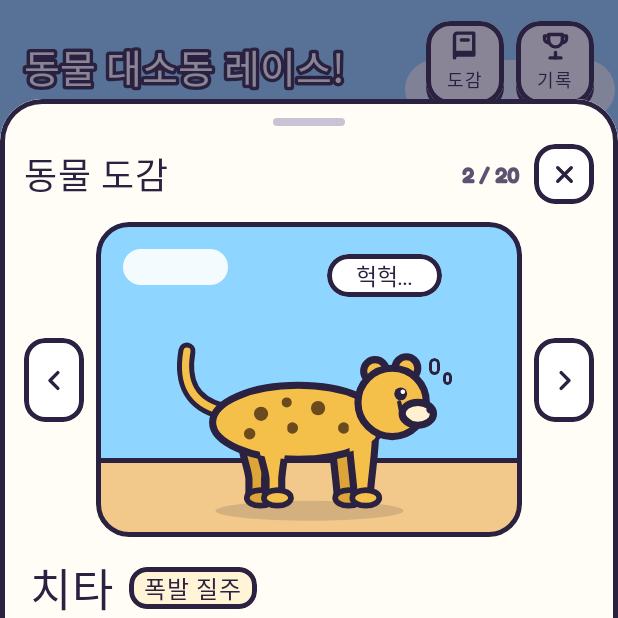
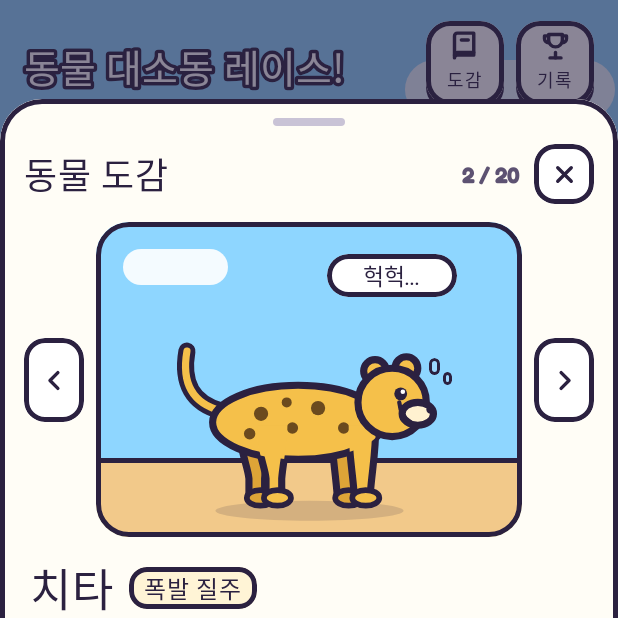
Before and after one commit to Kimseungyeon98/animal-race-kotlin, an Android app built with Jetpack Compose: the screen it shows after launch (MainActivity), after a tap on "도감", on a phone screen of 412 x 824 dp, the top half of it. Run offline under Robolectric (Android 15) with nearby library versions, the phone set to English and light mode, and no system bars; Roboto replaces fonts that are not available here.

Commit message:
3.6.1: 긴 대사가 말풍선 밖으로 넘치던 문제 수정
Co-Authored-By: Claude Opus 5.5 <noreply@anthropic.com>
Claude-Session: https://claude.ai/code/session_01UWHPvkDf2APFVQtyhXPsQB

```diff
--- a/app/build.gradle.kts
+++ b/app/build.gradle.kts
@@ -15,8 +15,8 @@ android {
         applicationId = "com.example.animalrace.kt"
         minSdk = 24
         targetSdk = 34
-        versionCode = 21
-        versionName = "3.6"
+        versionCode = 22
+        versionName = "3.6.1"
     }
 
     buildTypes {
--- a/app/src/main/java/com/example/animalrace/ui/art/AnimalSprite.kt
+++ b/app/src/main/java/com/example/animalrace/ui/art/AnimalSprite.kt
@@ -8,6 +8,7 @@ import androidx.compose.foundation.layout.fillMaxSize
 import androidx.compose.foundation.layout.height
 import androidx.compose.foundation.layout.padding
 import androidx.compose.foundation.layout.widthIn
+import androidx.compose.foundation.layout.wrapContentWidth
 import androidx.compose.foundation.layout.offset
 import androidx.compose.foundation.layout.size
 import androidx.compose.foundation.shape.CircleShape
@@ -79,7 +80,7 @@ private val Gas = Color(0xFFB9E07A)
 private val Bamboo = Color(0xFF7BC86C)
 
 private fun bubble(text: String, x: Float, y: Float, bg: Color = BubbleSelf) =
-    FxPart(x, y, text.length * 17f + 30f, 30f, fill = bg, border = Ink, borderW = 3f, top = 15f, bottom = 15f, text = text, fontSize = 16f)
+    FxPart(x, y, text.length * 17f + 40f, 30f, fill = bg, border = Ink, borderW = 3f, top = 15f, bottom = 15f, text = text, fontSize = 16f)
 
 private fun speedLine(x: Float, y: Float, w: Float, alpha: Float = 1f) =
     FxPart(x, y, w, 7f, fill = Color.White, border = Ink, top = 4f, bottom = 4f, alpha = alpha)
@@ -463,8 +464,9 @@ private fun FxPartView(p: FxPart, s0: Float) {
     var m = Modifier
         .offset(x.dp, y.dp)
         .then(
-            // 말풍선은 최소 폭만 정하고 문장이 길면 그만큼 넓어진다
-            if (isBubble) Modifier.height((p.h * s).dp).widthIn(min = (p.w * s).dp)
+            // 말풍선은 최소 폭만 정하고 문장이 길면 그만큼 넓어진다.
+            // 동물 그림 칸보다 넓어져도 잘리지 않게 폭 제한을 풀고, 시작 위치에서 오른쪽으로 늘어난다
+            if (isBubble) Modifier.height((p.h * s).dp).wrapContentWidth(Alignment.Start, unbounded = true).widthIn(min = (p.w * s).dp)
             else Modifier.size((p.w * s).coerceAtLeast(1f).dp, (p.h * s).coerceAtLeast(1f).dp),
         )
         .graphicsLayer { alpha = p.alpha; rotationZ = p.rot }
@@ -483,7 +485,7 @@ private fun FxPartView(p: FxPart, s0: Float) {
                 maxLines = 1,
                 softWrap = false,
                 overflow = TextOverflow.Visible,
-                modifier = if (isBubble) Modifier.padding(horizontal = (10 * s).dp) else Modifier,
+                modifier = if (isBubble) Modifier.padding(horizontal = (14 * s).dp) else Modifier,
             )
         }
     }
--- a/app/src/main/java/com/example/animalrace/ui/art/VenueFx.kt
+++ b/app/src/main/java/com/example/animalrace/ui/art/VenueFx.kt
@@ -73,7 +73,7 @@ private fun DrawScope.dot(cx: Float, cy: Float, d: Float, fill: Color, line: Flo
 private const val STAR = "M10 0 L12.5 6.5 L20 7 L14 11.5 L16 19 L10 14.5 L4 19 L6 11.5 L0 7 L7.5 6.5 Z"
 
 private fun hurt(text: String) =
-    FxPart(30f, -14f, text.length * 17f + 30f, 30f, fill = BubbleHurtBg, border = Ink, borderW = 3f, top = 15f, bottom = 15f, text = text, fontSize = 16f)
+    FxPart(30f, -14f, text.length * 17f + 40f, 30f, fill = BubbleHurtBg, border = Ink, borderW = 3f, top = 15f, bottom = 15f, text = text, fontSize = 16f)
 
 /** 경기장에 맞는 "혼자 넘어짐" 장면. [loop]이면 한 주기를 반복, 아니면 시간 순서대로 한 번. */
 internal fun venueTrip(venue: Venue, t: Float, loop: Boolean): FxFrame = when (venue) {
```
Also changed, not shown: 1 other file.
